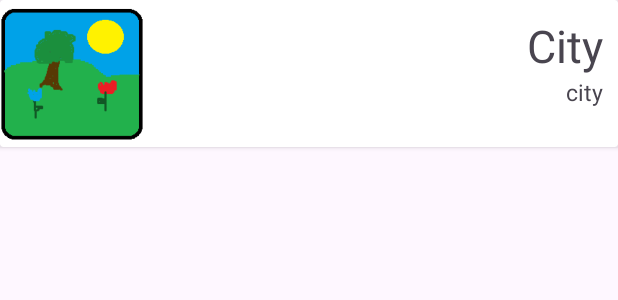
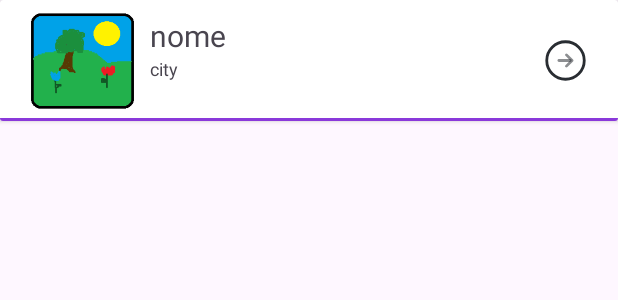
Before and after one commit to hgoncal2/Runin-Park, an Android app: the layout group_item.xml on its own in the app's theme, with its tools: preview values and no code run, on a phone screen of 412 x 824 dp. Shown: the top 300 px of the screen. Run offline under Robolectric (Android 15) with nearby library versions, the phone set to English and light mode, and no system bars.

Commit message:
adicionado icones à lista de grupos

```diff
--- a/MyApplication/app/src/main/java/com/example/myapplication/dialogs/AddGroupDialog.kt
+++ b/MyApplication/app/src/main/java/com/example/myapplication/dialogs/AddGroupDialog.kt
@@ -42,7 +42,7 @@ setOnDismissListener{
         // Set up the RecyclerView in the dialog
         val recycler = view.findViewById<RecyclerView>(R.id.add_group_recycler_view)
         recycler.layoutManager = LinearLayoutManager(context)
-        recycler.addItemDecoration(DividerItemDecoration(context, LinearLayoutManager.VERTICAL))
+        recycler.addItemDecoration(DividerItemDecoration(this.context, LinearLayoutManager.VERTICAL))
 
 
 
--- a/MyApplication/app/src/main/java/com/example/myapplication/retrofit/service/PhotoService.kt
+++ b/MyApplication/app/src/main/java/com/example/myapplication/retrofit/service/PhotoService.kt
@@ -13,7 +13,7 @@ import retrofit2.http.Query
 interface PhotoService {
 
 
-    @POST("photos/user")
+    @POST("photos/users")
 
     @Multipart
     fun uploadPhoto(@Part image: MultipartBody.Part?, @Header("auth") token: String?): Call<Photo>
--- a/MyApplication/app/src/main/java/com/example/myapplication/ui/GroupsFragment.kt
+++ b/MyApplication/app/src/main/java/com/example/myapplication/ui/GroupsFragment.kt
@@ -49,8 +49,7 @@ class GroupsFragment : Fragment() {
         }
         groupsBinding.groupsViewList.adapter=adapter
         groupsBinding.groupsViewList.layoutManager= LinearLayoutManager(this@GroupsFragment.requireContext())
-        groupsBinding.groupsViewList.addItemDecoration(DividerItemDecoration(this@GroupsFragment.requireContext(), LinearLayoutManager.VERTICAL))
-
+        groupsBinding.groupsViewList.addItemDecoration(DividerItemDecoration(this.context, LinearLayoutManager.VERTICAL))
 
         viewModel.loggedIn.observe(viewLifecycleOwner, Observer {
             if(viewModel.loggedIn.value == false){
--- /dev/null
+++ b/MyApplication/app/src/main/res/drawable/arrow_right.xml
@@ -0,0 +1,31 @@
+<vector xmlns:android="http://schemas.android.com/apk/res/android"
+    android:width="30dp"
+    android:height="30dp"
+    android:viewportWidth="24"
+    android:viewportHeight="24">
+  <path
+      android:pathData="M12,22C17.523,22 22,17.523 22,12C22,6.477 17.523,2 12,2C6.477,2 2,6.477 2,12C2,17.523 6.477,22 12,22Z"
+      android:strokeLineJoin="round"
+      android:strokeWidth="1.5"
+      android:fillColor="#00000000"
+      android:strokeColor="#292D32"
+      android:strokeLineCap="round"/>
+  <path
+      android:pathData="M8.5,12H14.5"
+      android:strokeAlpha="0.54"
+      android:strokeLineJoin="round"
+      android:strokeWidth="1.5"
+      android:fillColor="#00000000"
+      android:strokeColor="#292D32"
+      android:fillAlpha="0.54"
+      android:strokeLineCap="round"/>
+  <path
+      android:pathData="M12.5,15L15.5,12L12.5,9"
+      android:strokeAlpha="0.54"
+      android:strokeLineJoin="round"
+      android:strokeWidth="1.5"
+      android:fillColor="#00000000"
+      android:strokeColor="#292D32"
+      android:fillAlpha="0.54"
+      android:strokeLineCap="round"/>
+</vector>
--- a/MyApplication/app/src/main/res/layout/group_item.xml
+++ b/MyApplication/app/src/main/res/layout/group_item.xml
@@ -1,45 +1,74 @@
 <?xml version="1.0" encoding="utf-8"?>
 <androidx.cardview.widget.CardView xmlns:android="http://schemas.android.com/apk/res/android"
-    android:layout_width="match_parent"
-    android:layout_height="wrap_content"
-    xmlns:tools="http://schemas.android.com/tools">
+    xmlns:tools="http://schemas.android.com/tools"
+    android:layout_width="fill_parent"
+    android:layout_height="wrap_content">
 
-    <ImageView
+    <LinearLayout
+        android:layout_width="match_parent"
+        android:layout_height="match_parent"
+        android:layout_marginStart="20dp"
+        android:orientation="horizontal">
 
-        android:id="@+id/group_item_img"
-        android:layout_width="96dp"
-        android:layout_height="98dp"
-        android:src="@drawable/default_groups" />
+        <ImageView
+
+            android:id="@+id/group_item_img"
+            android:layout_width="70dp"
+            android:layout_height="70dp"
+            android:layout_marginTop="5dp"
+            android:layout_marginBottom="5dp"
+            android:src="@drawable/default_groups" />
+
+        <LinearLayout
+            android:layout_width="wrap_content"
+            android:layout_height="wrap_content"
+            android:layout_margin="10dp"
+            android:minWidth="200dp"
+            android:orientation="vertical">
+
+            <TextView
+                android:id="@+id/group_item_nome"
+                android:layout_width="match_parent"
+                android:layout_height="wrap_content"
+                android:gravity="start"
+                android:textSize="20sp"
+                tools:text="nome" />
+
+            <TextView
+                android:id="@+id/group_item_city"
+                android:layout_width="match_parent"
+                android:layout_height="wrap_content"
+                android:gravity="start"
+                android:textSize="12sp"
+                tools:text="city" />
+
+
+        </LinearLayout>
+
+        <TextView
+            android:id="@+id/textView10"
+            android:layout_width="51dp"
+            android:layout_height="55dp"
+            android:layout_gravity="center"
+            android:layout_marginRight="20dp"
+            android:layout_weight="1"
+            android:drawableEnd="@drawable/arrow_right"
+            android:gravity="end" />
+
+    </LinearLayout>
 
     <LinearLayout
         android:layout_width="match_parent"
         android:layout_height="match_parent"
         android:orientation="horizontal">
 
-        <LinearLayout
+        <View
+            android:id="@+id/divider"
             android:layout_width="fill_parent"
-            android:layout_height="wrap_content"
-            android:layout_margin="10dp"
-            android:orientation="vertical">
-
-            <TextView
-                android:id="@+id/group_item_nome"
-                android:layout_width="match_parent"
-                android:layout_height="wrap_content"
-                android:gravity="end"
-                android:textSize="30sp"
-                tools:text="City" />
-
-            <TextView
-                android:id="@+id/group_item_city"
-                android:layout_width="match_parent"
-                android:layout_height="wrap_content"
-                android:gravity="end"
-                android:textSize="15sp"
-                tools:text="city" />
-
-
-        </LinearLayout>
+            android:layout_height="2dp"
+            android:layout_gravity="bottom"
+            android:background="#8A39DA"
+            android:visibility="visible" />
     </LinearLayout>
 
 </androidx.cardview.widget.CardView>
```
Also changed, not shown: MyApplication/app/src/main/res/drawable/arrow_right2.xml (added, +15 -0 lines), MyApplication/app/src/main/res/layout/add_group_dialog.xml (+7 -11 lines), MyApplication/app/src/main/res/layout/group_dialog_item.xml (+38 -11 lines).
